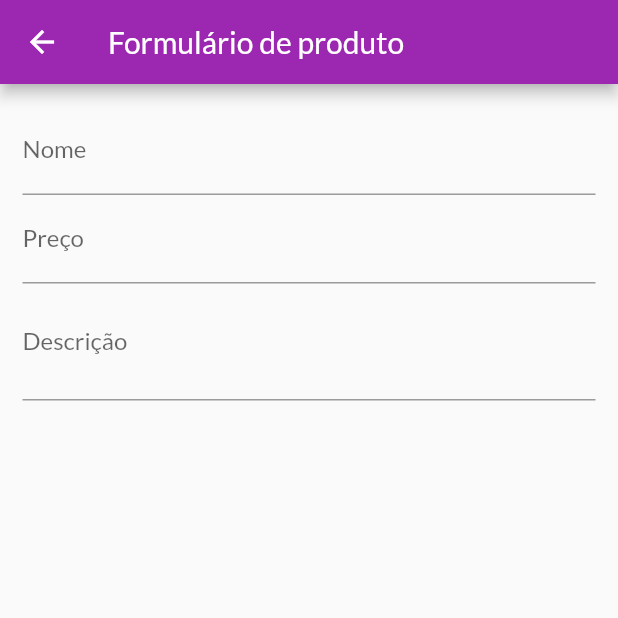
After one commit to MarhlonKorb/shopping_app, a Flutter app: the ProductFormPage screen opened by its route, on a phone screen of 412 x 824 dp, the top half of it. The commit adds this screen. Run offline on Flutter 3.47's test engine with Material 2 defaults, Android fonts, the phone set to English and light mode, and no system bars; network calls fail.

Commit message:
Criado o formulario de produtos
Foi criado o formulario de cadastro de produtos e a rota para o formulário. O componente é do tipo StateFul. Também foi configurado o foco dos campos de input e o tipo de teclado utilizado seja para campo de texto ou numérico para valores.

```diff
--- a/lib/main.dart
+++ b/lib/main.dart
@@ -6,6 +6,8 @@ import 'package:shop/models/product_list.dart';
 import 'package:shop/pages/cart_page.dart';
 import 'package:shop/pages/orders_page.dart';
 import 'package:shop/pages/product_detail_page.dart';
+import 'package:shop/pages/product_form_page.dart';
+import 'package:shop/pages/products_page.dart';
 import 'package:shop/pages/products_overview_page.dart';
 import 'package:shop/utils/app_routes.dart';
 
@@ -41,6 +43,8 @@ class MyApp extends StatelessWidget {
           AppRoutes.productDetail: (ctx) => const ProductDetailPage(),
           AppRoutes.cart: (ctx) => const CartPage(),
           AppRoutes.orders: (ctx) => const OrderPage(),
+          AppRoutes.products: (ctx) => const ProductsPage(),
+          AppRoutes.productForm: (ctx) => ProductFormPage(),
         },
         debugShowCheckedModeBanner: false,
       ),
--- a/lib/models/product_list.dart
+++ b/lib/models/product_list.dart
@@ -10,6 +10,10 @@ class ProductList with ChangeNotifier {
   List<Product> get items => [..._items];
   List<Product> get favoriteItems =>
       _items.where((prod) => prod.isFavorite).toList();
+
+  int get itemsCount {
+    return _items.length;
+  }
 
   /// Método que adiciona um produto na lista
   void addProduct(Product product) {
--- /dev/null
+++ b/lib/pages/product_form_page.dart
@@ -0,0 +1,68 @@
+import 'package:flutter/material.dart';
+
+class ProductFormPage extends StatefulWidget {
+  const ProductFormPage({super.key});
+
+  @override
+  State<ProductFormPage> createState() => _ProductFormPageState();
+}
+
+class _ProductFormPageState extends State<ProductFormPage> {
+  final _priceFocus = FocusNode();
+  final _descriptionFocus = FocusNode();
+
+  /// Libera os recursos de memória assim que o usuário sai da tela
+  @override
+  void dispose() {
+    super.dispose();
+    _priceFocus.dispose();
+    _descriptionFocus.dispose();
+  }
+
+  @override
+  Widget build(BuildContext context) {
+    return Scaffold(
+      appBar: AppBar(
+        title: const Text('Formulário de produto'),
+      ),
+      body: Padding(
+        padding: const EdgeInsets.all(15),
+        child: Form(
+          child: ListView(
+            children: [
+              TextFormField(
+                decoration: const InputDecoration(labelText: 'Nome'),
+                // Segue para o próximo elemento/input
+                textInputAction: TextInputAction.next,
+                // Direciona o foco para o componente passado por parâmetro para o método
+                // requestFocus()
+                onFieldSubmitted: ((_) {
+                  FocusScope.of(context).requestFocus(_priceFocus);
+                }),
+              ),
+              TextFormField(
+                decoration: const InputDecoration(labelText: 'Preço'),
+                // Segue para o próximo elemento/input
+                textInputAction: TextInputAction.next,
+                focusNode: _priceFocus,
+                keyboardType: const TextInputType.numberWithOptions(
+                  decimal: true,
+                ),
+                onFieldSubmitted: (_) {
+                  FocusScope.of(context).requestFocus(_descriptionFocus);
+                },
+              ),
+              TextFormField(
+                decoration: const InputDecoration(labelText: 'Descrição'),
+                textInputAction: TextInputAction.next,
+                focusNode: _descriptionFocus,
+                keyboardType: TextInputType.multiline,
+                maxLines: 2,
+              ),
+            ],
+          ),
+        ),
+      ),
+    );
+  }
+}
--- a/lib/utils/app_routes.dart
+++ b/lib/utils/app_routes.dart
@@ -3,4 +3,6 @@ class AppRoutes {
   static const productDetail = '/product-detail';
   static const cart = '/cart';
   static const orders = '/orders';
+  static const products = '/products';
+  static const productForm = '/product-form';
 }
```
Also changed, not shown: lib/components/app_drawer.dart (+8 -0 lines), lib/components/product_item.dart (added, +35 -0 lines), lib/pages/products_page.dart (added, +44 -0 lines).
